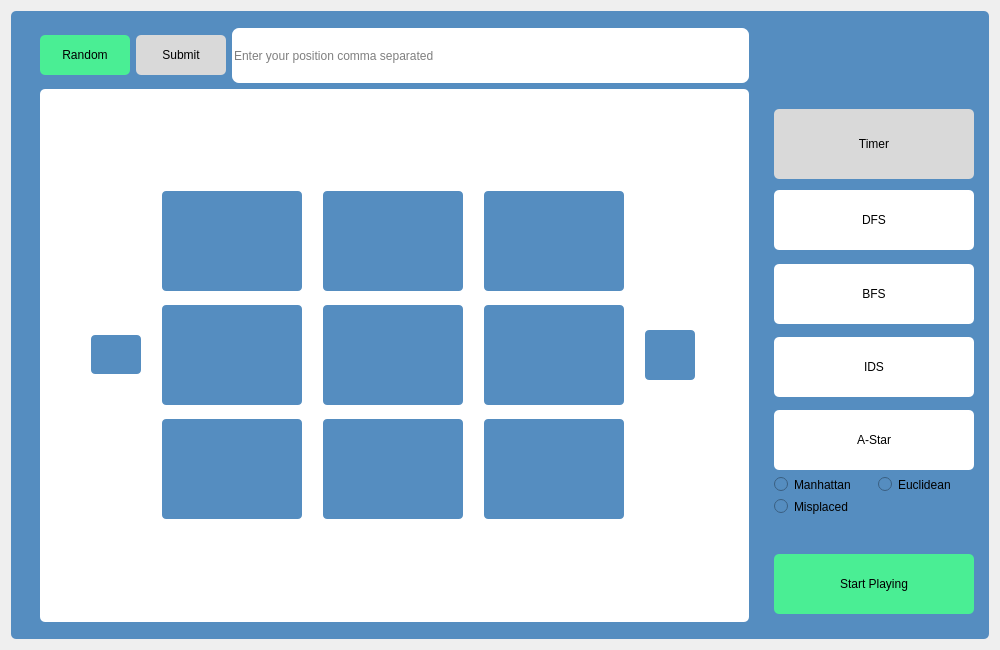
This is GUI/8-Game-Window.ui in Amin-Mohamed1/EightPuzzleGame as Qt 5 draws it before an edit. The edited form follows.
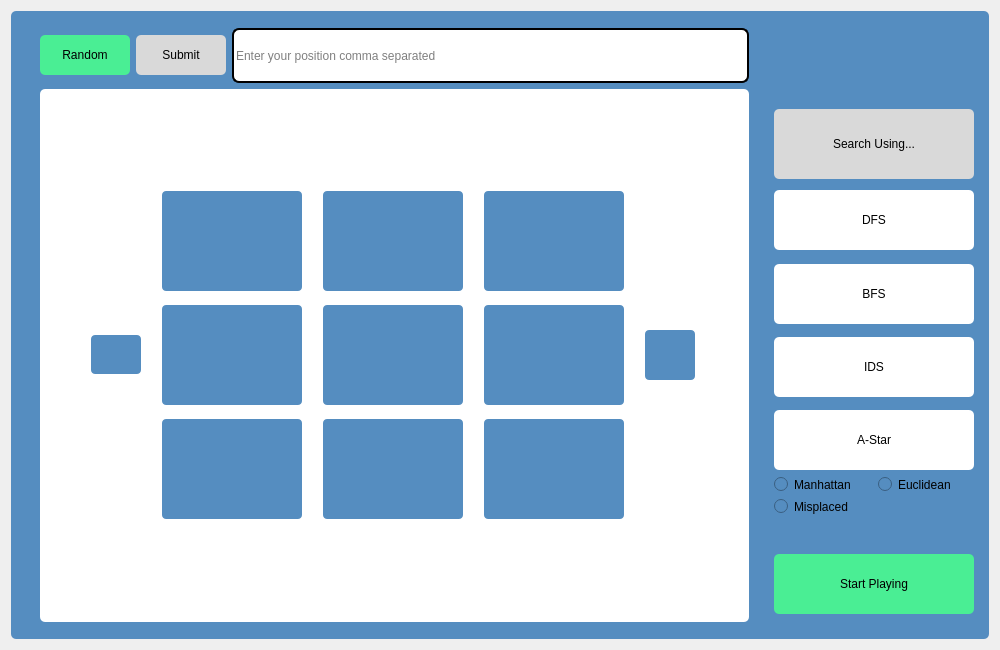
This is the edited form. Icons and pictures are not drawn.

Commit message: css_hover_focus

Patch:
```diff
--- a/GUI/8-Game-Window.ui
+++ b/GUI/8-Game-Window.ui
@@ -133,7 +133,15 @@
               </size>
              </property>
              <property name="styleSheet">
-              <string notr="true">border-radius:7px;</string>
+              <string notr="true">QLineEdit{
+border:2px solid black;
+border-radius:7px;
+
+}
+
+QLineEdit:focus{
+border-color: rgb(85, 255, 127);
+}</string>
              </property>
              <property name="inputMask">
               <string/>
@@ -498,6 +506,12 @@
          <property name="styleSheet">
           <string notr="true">QPushButton{
 font: 75 12pt &quot;MS Shell Dlg 2&quot;;
+background-color: rgb(255, 255, 255);
+border-radius:5px;
+}
+
+QPushButton:hover{
+	background-color: rgb(218, 218, 218);
 }</string>
          </property>
          <layout class="QVBoxLayout" name="verticalLayout" stretch="0,0,0,0,0,0,0,0,0,0,0,0,0,0,0,0">
@@ -571,11 +585,14 @@
 font: 75 14pt &quot;MS Shell Dlg 2&quot;;</string>
             </property>
             <property name="text">
-             <string>Timer</string>
+             <string>Search Using...</string>
             </property>
             <property name="alignment">
              <set>Qt::AlignCenter</set>
             </property>
+            <property name="wordWrap">
+             <bool>false</bool>
+            </property>
            </widget>
           </item>
           <item>
```
Left out of the diff: 58 changed lines with no effect on the pictures. The commit also changes 2 other files.
